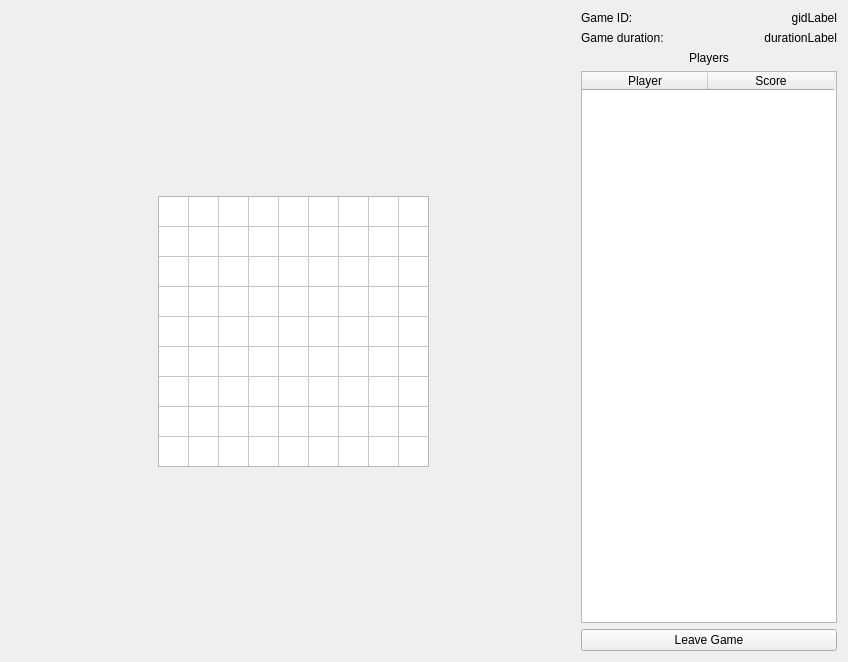
johankytt/SudokuMP, file client/game.ui: the form before one commit.
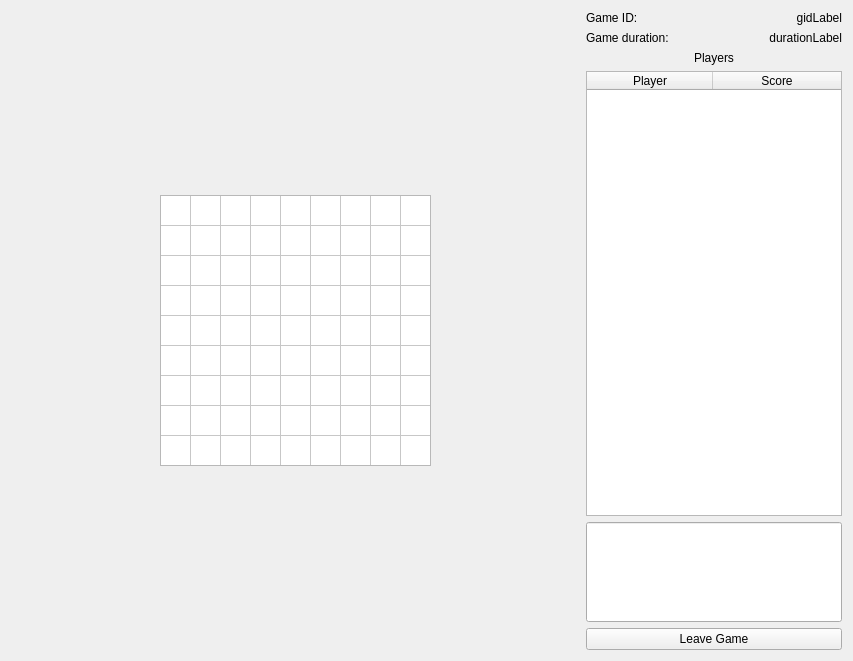
The form after the commit.

Commit message: Added command line configuration, closed #31. Added visual notifications, closed #30. Modified list tables, closed #21.

```diff
--- a/client/game.ui
+++ b/client/game.ui
@@ -6,8 +6,8 @@
    <rect>
     <x>0</x>
     <y>0</y>
-    <width>848</width>
-    <height>662</height>
+    <width>853</width>
+    <height>661</height>
    </rect>
   </property>
   <property name="windowTitle">
@@ -220,6 +220,9 @@
        <attribute name="horizontalHeaderMinimumSectionSize">
         <number>100</number>
        </attribute>
+       <attribute name="horizontalHeaderStretchLastSection">
+        <bool>true</bool>
+       </attribute>
        <attribute name="verticalHeaderVisible">
         <bool>false</bool>
        </attribute>
@@ -235,6 +238,27 @@
        </column>
       </widget>
      </item>
+     <item>
+      <widget class="QLineEdit" name="notificationsArea">
+       <property name="minimumSize">
+        <size>
+         <width>0</width>
+         <height>100</height>
+        </size>
+       </property>
+       <property name="font">
+        <font>
+         <pointsize>18</pointsize>
+        </font>
+       </property>
+       <property name="alignment">
+        <set>Qt::AlignCenter</set>
+       </property>
+       <property name="readOnly">
+        <bool>true</bool>
+       </property>
+      </widget>
+     </item>
      <item>
       <widget class="QPushButton" name="leaveGameButton">
        <property name="text">
```
The commit also changes 6 other files.
